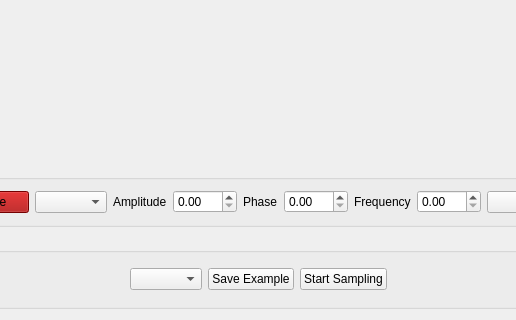
Omarmansour557/Sampling-Reconstruction-Signals, file src/ui/Composer.ui: the form before one commit; both pictures show x 222 to 738 and y 311 to 631 of the 960 by 631 pixel window.
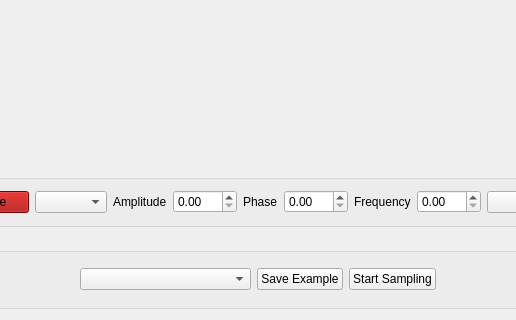
The form after the commit.

The edit to the form file:
```diff
--- a/src/ui/Composer.ui
+++ b/src/ui/Composer.ui
@@ -235,6 +235,18 @@
           </item>
           <item>
            <widget class="QComboBox" name="SavedExList">
+            <property name="minimumSize">
+             <size>
+              <width>171</width>
+              <height>0</height>
+             </size>
+            </property>
+            <property name="maximumSize">
+             <size>
+              <width>3000</width>
+              <height>16777215</height>
+             </size>
+            </property>
             <property name="cursor">
              <cursorShape>PointingHandCursor</cursorShape>
             </property>
```
